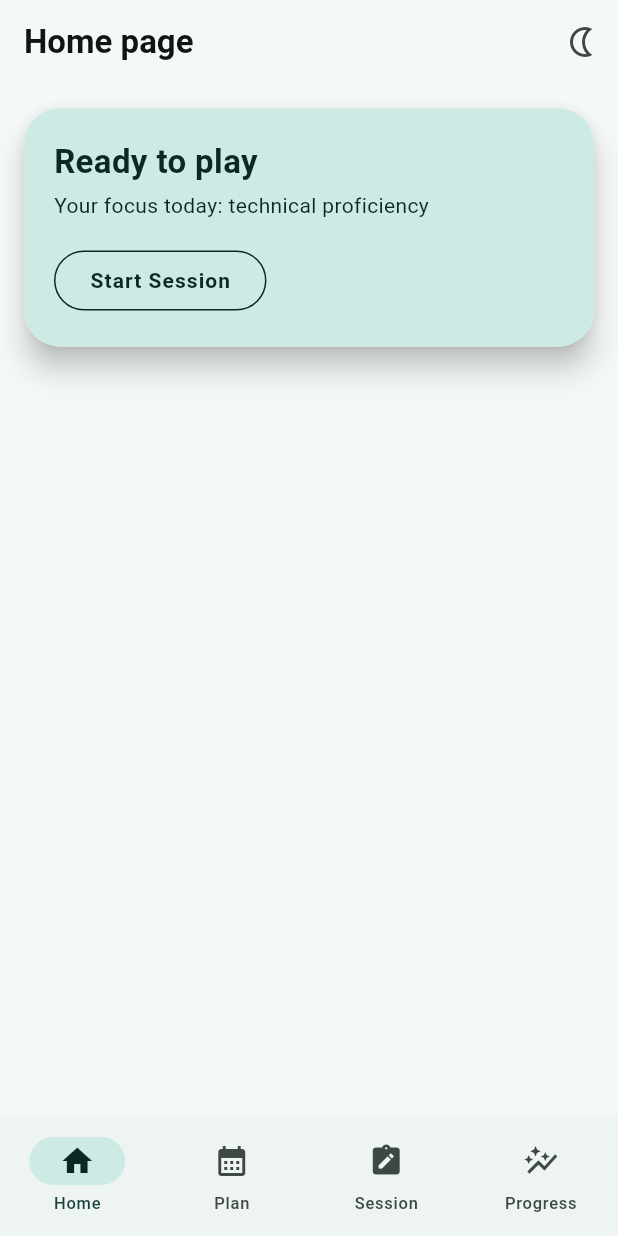
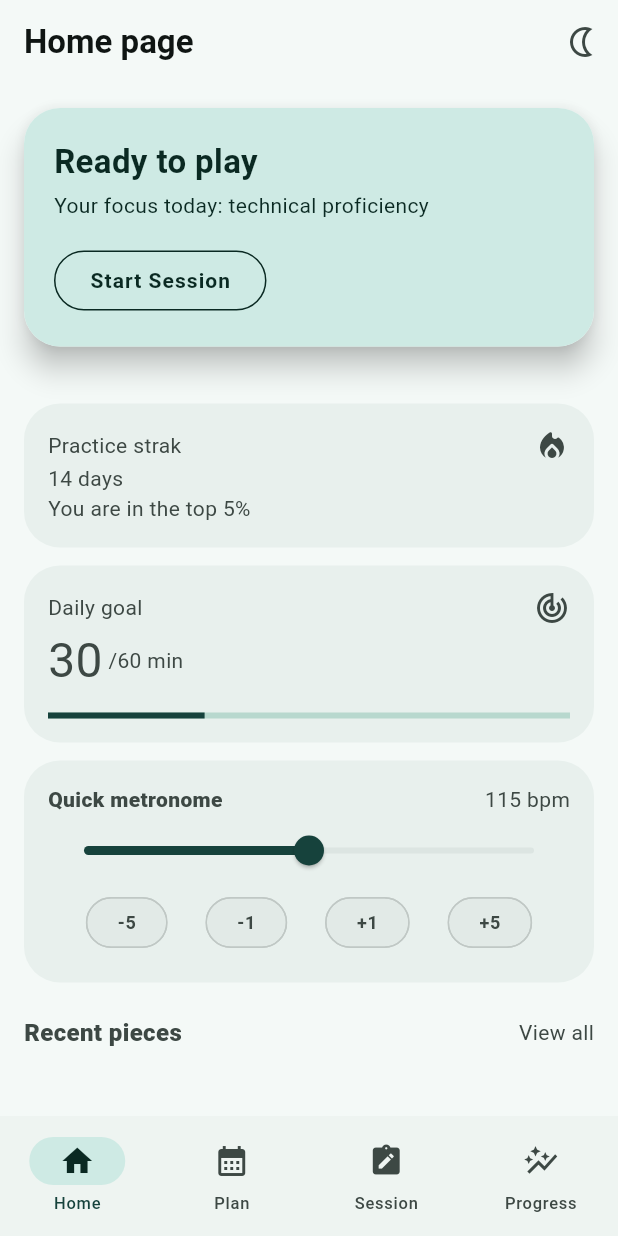
Before and after one commit to 1Orsted1/ensayo, a Flutter app: the screen it shows after launch, on a phone screen of 412 x 824 dp. Run offline on Flutter 3.47's test engine with Material 3 defaults, Android fonts, the phone set to English and light mode, and no system bars; our stand-ins replace drift, drift_flutter, firebase_analytics, firebase_core, flutter_bloc, gap and 4 more; accounts and stored records are empty; generated files the repository leaves out were written again; Roboto replaces fonts that are missing (Manrope, SpaceGrotesk).

Commit message:
added a few widgets and todos for later

```diff
--- a/lib/presentation/dashboard/home_screen.dart
+++ b/lib/presentation/dashboard/home_screen.dart
@@ -1,15 +1,27 @@
 import 'package:ensayo/application/theme/theme_cubit.dart';
 import 'package:ensayo/domain/theme/selected_theme.dart';
 import 'package:ensayo/presentation/dashboard/widgets/quick_start_card.dart';
+import 'package:ensayo/presentation/theme/extensions/app_theme_extensions.dart';
 import 'package:flutter/material.dart';
 import 'package:flutter_bloc/flutter_bloc.dart';
+import 'package:gap/gap.dart';
 
 class HomeScreen extends StatelessWidget {
   const HomeScreen({super.key});
 
+  //TODO: ADD device preview,
+  //TODO: create a custom widget for the other cards
+  //TODO: create DB finnally please :v
+  //TODO: make work the practice streak widget
+  //TODO: make work the daily goal widget
+  //TODO add translations
+  //TODO: build metronome
+
   @override
   Widget build(BuildContext context) {
     final bloc = context.watch<ThemeCubit>();
+    final textStyle = context.textStyle;
+    final colorScheme = context.colorScheme;
     return Scaffold(
       appBar: AppBar(
         title: const Text("Home page"),
@@ -28,13 +40,102 @@ class HomeScreen extends StatelessWidget {
       ),
       body: Padding(
         padding: const EdgeInsets.all(16),
-        child: Column(
+        child: ListView(
           children: [
             QuickStartCard(
               title: 'Ready to play',
               subtitle: 'Your focus today: technical proficiency',
               onStart: () {},
             ),
+            Gap(32),
+            Card(
+              child: Padding(
+                padding: const EdgeInsets.all(16.0),
+                child: Column(
+                  mainAxisAlignment: MainAxisAlignment.start,
+                  crossAxisAlignment: CrossAxisAlignment.start,
+                  children: [
+                    Row(
+                      mainAxisAlignment: MainAxisAlignment.spaceBetween,
+                      children: [
+                        Text("Practice strak"),
+                        Icon(Icons.local_fire_department_rounded),
+                      ],
+                    ),
+                    Text("14 days"),
+                    Text("You are in the top 5%"),
+                  ],
+                ),
+              ),
+            ),
+            Card(
+              child: Padding(
+                padding: const EdgeInsets.all(16.0),
+                child: Column(
+                  mainAxisAlignment: MainAxisAlignment.start,
+                  crossAxisAlignment: CrossAxisAlignment.start,
+                  children: [
+                    Row(
+                      mainAxisAlignment: MainAxisAlignment.spaceBetween,
+                      children: [Text("Daily goal"), Icon(Icons.track_changes)],
+                    ),
+                    Row(
+                      crossAxisAlignment: CrossAxisAlignment.center,
+                      children: [
+                        Text("30", style: TextStyle(fontSize: 32)),
+                        Text(" /60 min"),
+                      ],
+                    ),
+                    Gap(12),
+                    LinearProgressIndicator(value: .30),
+                  ],
+                ),
+              ),
+            ),
+            Card(
+              child: Padding(
+                padding: const EdgeInsets.all(16.0),
+                child: Column(
+                  mainAxisAlignment: MainAxisAlignment.start,
+                  crossAxisAlignment: CrossAxisAlignment.start,
+                  children: [
+                    Row(
+                      mainAxisAlignment: MainAxisAlignment.spaceBetween,
+                      children: [
+                        Text(
+                          "Quick metronome",
+                          style: TextStyle(fontWeight: FontWeight.w800),
+                        ),
+                        Text("115 bpm"),
+                      ],
+                    ),
+                    Slider(value: .5, onChanged: (_) => print("TODO")),
+                    Row(
+                      mainAxisAlignment: MainAxisAlignment.spaceEvenly,
+                      children: [
+                        Chip(label: Text("-5")),
+                        Chip(label: Text("-1")),
+                        Chip(label: Text("+1")),
+                        Chip(label: Text("+5")),
+                      ],
+                    ),
+                  ],
+                ),
+              ),
+            ),
+            //TODO: make it nice and to be its own scrollable space
+            Gap(16),
+            Row(
+              mainAxisAlignment: MainAxisAlignment.spaceBetween,
+              children: [
+                Text(
+                  "Recent pieces",
+                  style: TextStyle(fontWeight: FontWeight.w800, fontSize: 16),
+                ),
+                Text("View all"),
+              ],
+            ),
+            Column(children: [Gap(12)]),
           ],
         ),
       ),
--- a/lib/presentation/theme/extensions/app_theme_extensions.dart
+++ b/lib/presentation/theme/extensions/app_theme_extensions.dart
@@ -4,4 +4,9 @@ import 'package:flutter/material.dart';
 extension AppThemeX on BuildContext {
   CustomCardStyle get customCardStyle =>
       Theme.of(this).extension<CustomCardStyle>()!;
+
+  //Todo: Actually create text style!
+  TextTheme get textStyle => Theme.of(this).textTheme;
+
+  ColorScheme get colorScheme => Theme.of(this).colorScheme;
 }
--- a/pubspec.yaml
+++ b/pubspec.yaml
@@ -27,6 +27,7 @@ dependencies:
   go_router: ^17.2.0
   firebase_core: ^4.7.0
   firebase_analytics: ^12.3.0
+  gap: ^3.0.1
 
 dev_dependencies:
   flutter_test:
```
Also changed, not shown: pubspec.lock.
